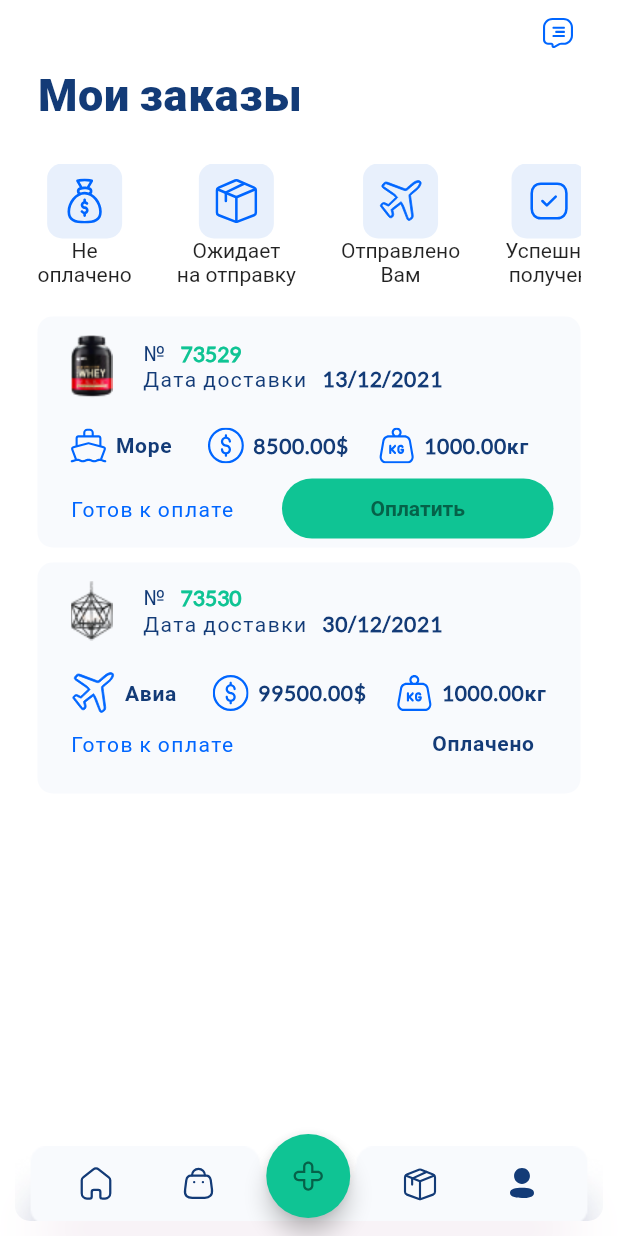
After one commit to VLshevchuk/project_From-USA, a Flutter app: the screen it shows after launch, item 3 of the bottom bar chosen, on a phone screen of 412 x 824 dp. The commit adds this screen. Run offline on Flutter 3.47's test engine with Material 2 defaults, Android fonts, the light colour scheme and no system bars; our stand-ins replace flutter_svg.

Commit message:
My parcels main

```diff
--- a/lib/help_widgets/app_bar_general_widget/app_bar_global.dart
+++ b/lib/help_widgets/app_bar_general_widget/app_bar_global.dart
@@ -3,16 +3,17 @@ import 'package:flutter_svg/flutter_svg.dart';
 
 class AppBarGlobal extends StatelessWidget implements PreferredSizeWidget {
   final Function()? backPage;
-  final String imageLeft;
+  final String? imageLeft;
   final Widget textWidget;
   final String imageRight;
   final Function()? svgButton;
   const AppBarGlobal(
       {required this.backPage,
-      required this.imageLeft,
       required this.textWidget,
       required this.imageRight,
       required this.svgButton,
+       this.imageLeft,
+
       super.key});
 
   @override
@@ -30,9 +31,11 @@ class AppBarGlobal extends StatelessWidget implements PreferredSizeWidget {
         children: [
           InkWell(
             onTap: backPage,
-            child: SvgPicture.asset(
-              imageLeft,
-            ),
+            child:
+            imageLeft!=null?
+             SvgPicture.asset(
+              imageLeft!,
+            ):SizedBox(),
           ),
           textWidget,
           IconButton(
--- a/lib/help_widgets/bottom_app_bar/bottom_app_bar_widget.dart
+++ b/lib/help_widgets/bottom_app_bar/bottom_app_bar_widget.dart
@@ -27,12 +27,19 @@ class BottomAppBarWidget extends StatelessWidget {
   @override
   Widget build(BuildContext context) {
     return Padding(
-      padding: const EdgeInsets.only(left: 10, right: 10),
+      padding: const EdgeInsets.only(left: 10, right: 10, bottom: 10),
       child: Container(
         height: 50,
         decoration: BoxDecoration(
           borderRadius: BorderRadius.circular(10.0),
-          color: Colors.white,
+          boxShadow: const [
+            BoxShadow(
+              color: Color.fromRGBO(119, 19, 94, 0.2),
+              offset: Offset(0, 30),
+              blurRadius: 30.0,
+              spreadRadius: -19,
+            ),
+          ],
           image: const DecorationImage(
             image: AssetImage("assetsBag/assetsImage/rectangle.png"),
             fit: BoxFit.cover,
--- a/lib/main.dart
+++ b/lib/main.dart
@@ -1,4 +1,5 @@
 import 'package:flutter/material.dart';
+import 'package:flutter/services.dart';
 import 'package:from_usa/pages/bag/product_selection/shadow_functions/making_delivery_only/Information_about_warehouses/information_about_warehouses.dart';
 import 'package:from_usa/pages/bag/product_selection/shadow_functions/making_apurchase_and_delivery/making_a_purchase_and_delivery.dart';
 import 'package:from_usa/pages/bag/product_selection/shadow_functions/making_delivery_only/add_estimated_cost.dart';
@@ -8,6 +9,7 @@ import 'package:from_usa/pages/bag/store_catalog_main_screen.dart';
 import 'package:from_usa/pages/informationPanel/panelScreenFirst/panelScreenTwo/panelScreenThree/panelScreenFour/panel_screen_four.dart';
 import 'package:from_usa/pages/path/to/globals.dart' as globals;
 import 'package:from_usa/pages/profile/profile_main.dart';
+import 'package:from_usa/pages/userAuthorization/welcomeFromUsaScreen/welcome_from_usa_screen.dart';
 
 import 'pages/bag/product_selection/shadow_functions/making_delivery_only/making_delivery_only.dart';
 import 'pages/home/delivery_main_screen.dart';
@@ -18,7 +20,8 @@ import 'pages/informationPanel/panelScreenFirst/panelScreenTwo/panelScreenThree/
 
 void main() {
   runApp(
-     const MaterialApp(
+  const  MaterialApp(
+      debugShowCheckedModeBanner: false,
       home: HomeScreen(),
     ),
   );
@@ -29,8 +32,14 @@ class HomeScreen extends StatelessWidget {
   @override
   Widget build(BuildContext context) {
     globals.updateScreenSize(context);
-    return const Scaffold(
-      body: ProfileMain(),
+    return const AnnotatedRegion<SystemUiOverlayStyle>(
+      value: SystemUiOverlayStyle(
+        statusBarColor: Colors.white,
+        systemNavigationBarColor: Colors.white,
+      ),
+      child: Scaffold(
+        body: DeliveryMainScreen(),
+      ),
     );
   }
 }
--- /dev/null
+++ b/lib/pages/box/my_parcels_main.dart
@@ -0,0 +1,375 @@
+import 'package:flutter/material.dart';
+import 'package:flutter_svg/flutter_svg.dart';
+import 'package:from_usa/help_widgets/app_bar_general_widget/app_bar_global.dart';
+import 'package:from_usa/help_widgets/bottom_app_bar/bottom_app_bar_widget.dart';
+import 'package:from_usa/help_widgets/bottom_app_bar/customfloating_action_button_location.dart';
+import 'package:from_usa/help_widgets/green_button.dart';
+import 'package:from_usa/pages/bag/store_catalog_main_screen.dart';
+import 'package:from_usa/pages/home/delivery_main_screen.dart';
+import 'package:from_usa/pages/profile/profile_main.dart';
+import 'package:from_usa/pages/path/to/globals.dart' as globals;
+
+class MyParcelsMain extends StatelessWidget {
+  const MyParcelsMain({super.key});
+
+  @override
+  Widget build(BuildContext context) {
+    return Scaffold(
+      floatingActionButton: FloatingActionButton(
+        onPressed: () {},
+        backgroundColor: const Color.fromRGBO(15, 196, 148, 1.0),
+        child: SvgPicture.asset("assetsDelivery/assetsSvg/+.svg"),
+      ),
+      floatingActionButtonLocation:
+          CustomFloatingActionButtonLocation(bottom: 68, left: 177.5),
+      bottomNavigationBar: BottomAppBar(
+        clipBehavior: Clip.none,
+        elevation: 0,
+        child: BottomAppBarWidget(
+          imageFirst: 'assetsBag/assetsSvg/notActivehome.svg',
+          imageTwo: "assetsDelivery/assetsSvg/bag.svg",
+          imageThree: "assets_profile/assetsSvg/box_bottom.svg",
+          imageFor: "assets_profile/assetsSvg/profile_bottom.svg",
+          onPressedFirst: () {
+            Navigator.push(
+              context,
+              MaterialPageRoute(
+                builder: (context) => const DeliveryMainScreen(),
+              ),
+            );
+          },
+          onPressedTwo: () {
+            Navigator.push(
+              context,
+              MaterialPageRoute(
+                builder: (context) => const StoreCatalog(),
+              ),
+            );
+          },
+          onPressedThree: () {},
+          onPressedFor: () {},
+        ),
+      ),
+      backgroundColor: Colors.white,
+      appBar: AppBarGlobal(
+        backPage: () {
+          Navigator.push(
+            context,
+            MaterialPageRoute(
+              builder: (context) => const ProfileMain(),
+            ),
+          );
+        },
+        textWidget: Text(
+          '',
+          style: globals.textStyleFW800WFFLatoFS20LS05,
+        ),
+        imageRight: 'assets_profile/assetsSvg/stroke7.svg',
+        svgButton: () {},
+      ),
+      body: Padding(
+        padding: const EdgeInsets.only(
+          left: 25.0,
+          right: 25.0,
+        ),
+        child: Column(
+          children: [
+            const Row(
+              children: [
+                Text(
+                  "Мои заказы",
+                  style: TextStyle(
+                    fontFamily: 'Lato',
+                    fontWeight: FontWeight.w800,
+                    fontSize: 30.0,
+                    letterSpacing: 0.5,
+                    color: Color.fromRGBO(19, 59, 119, 1),
+                  ),
+                ),
+              ],
+            ),
+            const SizedBox(
+              height: 28.0,
+            ),
+            SingleChildScrollView(
+              scrollDirection: Axis.horizontal,
+              child: Row(
+                children: [
+                  columnsIcons(
+                    "Не\nоплачено",
+                    'assets_profile/assetsSvg/moneybag7.svg',
+                  ),
+                  globals.sizedBoxWidth30px,
+                  columnsIcons(
+                    "Ожидает\nна отправку",
+                    'assets_profile/assetsSvg/box7.svg',
+                  ),
+                  globals.sizedBoxWidth30px,
+                  columnsIcons(
+                    "Отправлено\nВам",
+                    'assets_profile/assetsSvg/aeroplane7.svg',
+                  ),
+                  globals.sizedBoxWidth30px,
+                  columnsIcons(
+                    "Успешно\nполучен",
+                    'assets_profile/assetsSvg/okay7.svg',
+                  ),
+                  globals.sizedBoxWidth30px,
+                  columnsIcons(
+                    "Оставить\nотзыв",
+                    'assets_profile/assetsSvg/vector7.svg',
+                  ),
+                ],
+              ),
+            ),
+            globals.sizedBoxHeight20px,
+            ContainerContent(
+              image: "assets_profile/assetsImg/rectangle7.png",
+              numberOrder: "73529",
+              dataDeliver: "13/12/2021",
+              svgDelivery: "assets_profile/assetsSvg/ship7.svg",
+              svgMoney: "assets_profile/assetsSvg/dollar7.svg",
+              price: "8500.00\$",
+              svgWeight: "assets_profile/assetsSvg/weight7.svg",
+              statusOrder: "Готов к оплате",
+              selectDelivery: "Море",
+              statusButton: Expanded(
+                child: Container(
+                  margin: const EdgeInsets.only(right: 16.0),
+                  height: 40.0,
+                  decoration: BoxDecoration(
+                    borderRadius: BorderRadius.circular(
+                      24.0,
+                    ),
+                    color: const Color.fromRGBO(15, 196, 148, 1),
+                  ),
+                  child: Center(
+                    child: InkWell(
+                      onTap: () {},
+                      child: const Text(
+                        'Оплатить',
+                        style: TextStyle(
+                          fontFamily: 'Lato',
+                          fontWeight: FontWeight.w700,
+                          fontSize: 14.0,
+                          color: Color.fromRGBO(5, 98, 73, 1.0),
+                        ),
+                      ),
+                    ),
+                  ),
+                ),
+              ),
+            ),
+            globals.sizedBoxHeight10px,
+            ContainerContent(
+              image: "assets_profile/assetsImg/imageСhandelier7.png",
+              numberOrder: "73530",
+              dataDeliver: "30/12/2021",
+              svgDelivery: "assets_profile/assetsSvg/aeroplane7.svg",
+              svgMoney: "assets_profile/assetsSvg/dollar7.svg",
+              price: "99500.00\$",
+              svgWeight: "assets_profile/assetsSvg/weight7.svg",
+              statusOrder: "Готов к оплате",
+              selectDelivery: "Авиа",
+              statusButton: Padding(
+                padding: const EdgeInsets.only(
+                  left: 100.0,
+                ),
+                child: Text(
+                  'Оплачено',
+                  style: globals.textStyleFW700WFFLatoFS14LS05,
+                ),
+              ),
+            ),
+          ],
+        ),
+      ),
+    );
+  }
+}
+
+Widget columnsIcons(String text, String svg) {
+  return Column(
+    children: [
+      Container(
+        height: 50,
+        width: 50,
+        decoration: BoxDecoration(
+          borderRadius: BorderRadius.circular(
+            10.0,
+          ),
+          color: const Color.fromRGBO(232, 240, 252, 1),
+        ),
+        child: SvgPicture.asset(
+          svg,
+          fit: BoxFit.scaleDown,
+        ),
+      ),
+      Text(
+        text,
+        textAlign: TextAlign.center,
+      ),
+    ],
+  );
+}
+
+class ContainerContent extends StatelessWidget {
+  final String image;
+  final String numberOrder;
+  final String dataDeliver;
+
+  final String svgDelivery;
+
+  final String selectDelivery;
+  final String svgMoney;
+  final String price;
+  final String svgWeight;
+
+  final String statusOrder;
+  final Widget statusButton;
+  const ContainerContent({
+    super.key,
+    required this.image,
+    required this.numberOrder,
+    required this.dataDeliver,
+    required this.svgDelivery,
+    required this.selectDelivery,
+    required this.svgMoney,
+    required this.price,
+    required this.svgWeight,
+    required this.statusOrder,
+    required this.statusButton,
+  });
+
+  @override
+  Widget build(BuildContext context) {
+    return Container(
+      height: 154,
+      decoration: BoxDecoration(
+        borderRadius: BorderRadius.circular(
+          10.0,
+        ),
+        border: Border.all(
+          width: 2.0,
+          color: const Color.fromRGBO(248, 250, 253, 1),
+        ),
+        color: const Color.fromRGBO(248, 250, 253, 1),
+      ),
+      child: Padding(
+        padding: const EdgeInsets.only(
+          left: 20.0,
+          top: 10.0,
+        ),
+        child: Column(
+          children: [
+            Row(
+              children: [
+                Image.asset(image),
+                Padding(
+                  padding: const EdgeInsets.only(
+                    left: 20.0,
+                  ),
+                  child: Column(
+                    crossAxisAlignment: CrossAxisAlignment.start,
+                    children: [
+                      Row(
+                        children: [
+                          Text(
+                            "№",
+                            style: globals.textStyleFW400WFFLatoFS14LS1,
+                          ),
+                          globals.sizedBoxWidth10px,
+                          Text(
+                            numberOrder,
+                            style: const TextStyle(
+                              fontFamily: "Lato",
+                              fontWeight: FontWeight.w700,
+                              fontSize: 14.0,
+                              color: Color.fromRGBO(15, 196, 148, 1),
+                            ),
+                          ),
+                        ],
+                      ),
+                      Row(
+                        children: [
+                          Text(
+                            "Дата доставки",
+                            style: globals.textStyleFW400WFFLatoFS14LS1,
+                          ),
+                          globals.sizedBoxWidth10px,
+                          Text(
+                            dataDeliver,
+                            style: globals.textStyleFW700WFFLatoFS14LS05,
+                          ),
+                        ],
+                      ),
+                    ],
+                  ),
+                ),
+              ],
+            ),
+            globals.sizedBoxHeight20px,
+            Row(
+              children: [
+                SvgPicture.asset(
+                  svgDelivery,
+                ),
+                const SizedBox(
+                  width: 6.0,
+                ),
+                Text(
+                  selectDelivery,
+                  style: globals.textStyleFW700WFFLatoFS14LS05,
+                ),
+                const SizedBox(
+                  width: 24.0,
+                ),
+                SvgPicture.asset(
+                  svgMoney,
+                ),
+                const SizedBox(
+                  width: 6.0,
+                ),
+                Text(
+                  price,
+                  style: globals.textStyleFW700WFFLatoFS14LS05,
+                ),
+                globals.sizedBoxWidth20px,
+                SvgPicture.asset(
+                  svgWeight,
+                ),
+                const SizedBox(
+                  width: 6.0,
+                ),
+                Text(
+                  "1000.00кг",
+                  style: globals.textStyleFW700WFFLatoFS14LS05,
+                ),
+              ],
+            ),
+            const SizedBox(
+              height: 10,
+            ),
+            Row(
+              children: [
+                Text(
+                  statusOrder,
+                  style: const TextStyle(
+                    fontFamily: "Lato",
+                    fontWeight: FontWeight.w400,
+                    letterSpacing: 1.0,
+                    color: Color.fromRGBO(0, 102, 255, 1),
+                  ),
+                ),
+                const SizedBox(
+                  width: 32.0,
+                ),
+                statusButton,
+              ],
+            ),
+          ],
+        ),
+      ),
+    );
+  }
+}
--- a/lib/pages/home/delivery_main_screen.dart
+++ b/lib/pages/home/delivery_main_screen.dart
@@ -5,6 +5,7 @@ import 'package:from_usa/help_widgets/bottom_app_bar/customfloating_action_butto
 import 'package:from_usa/help_widgets/row_widget.dart';
 import 'package:from_usa/help_widgets/text_widget.dart';
 import 'package:from_usa/pages/bag/store_catalog_main_screen.dart';
+import 'package:from_usa/pages/box/my_parcels_main.dart';
 import 'package:from_usa/pages/home/function_delivery_only/function_delivery_only.dart';
 import 'package:from_usa/pages/home/function_delivery_rates/function_delivery_rates.dart';
 import 'package:from_usa/pages/home/function_purchase_and_delivery/function_purchase_and_delivery.dart';
@@ -22,7 +23,9 @@ class DeliveryMainScreen extends StatelessWidget {
       floatingActionButton: FloatingActionButton(
         onPressed: () {},
         backgroundColor: const Color.fromRGBO(15, 196, 148, 1.0),
-        child: SvgPicture.asset("assetsDelivery/assetsSvg/+.svg"),
+        child: SvgPicture.asset(
+          "assetsDelivery/assetsSvg/+.svg",
+        ),
       ),
       bottomNavigationBar: BottomAppBar(
         clipBehavior: Clip.none,
@@ -41,7 +44,14 @@ class DeliveryMainScreen extends StatelessWidget {
               ),
             );
           },
-          onPressedThree: () {},
+          onPressedThree: () {
+            Navigator.push(
+              context,
+              MaterialPageRoute(
+                builder: (context) => const MyParcelsMain(),
+              ),
+            );
+          },
           onPressedFor: () {
             Navigator.push(
               context,
@@ -58,6 +68,7 @@ class DeliveryMainScreen extends StatelessWidget {
       ),
       body: Padding(
         padding: const EdgeInsets.only(left: 25.0, right: 25.0),
+        child: SingleChildScrollView(
           child: Column(
             children: [
               globals.sizedBoxHeight60px,
@@ -75,7 +86,6 @@ class DeliveryMainScreen extends StatelessWidget {
                     color: Color.fromRGBO(20, 63, 126, 1),
                     letterSpacing: 0.5,
                   ),
-                // const Spacer(),
                   SvgPicture.asset(
                     "assetsDelivery/assetsSvg/vectorD.svg",
                   ),
@@ -94,7 +104,9 @@ class DeliveryMainScreen extends StatelessWidget {
                     letterSpacing: 0.5,
                   ),
                   Padding(
-                  padding: EdgeInsets.only(top: 3.0),
+                    padding: EdgeInsets.only(
+                      top: 3.0,
+                    ),
                     child: TextWidgets(
                       text: '358.93 \$:',
                       fontFamily: "Opens",
@@ -105,7 +117,9 @@ class DeliveryMainScreen extends StatelessWidget {
                     ),
                   ),
                   Padding(
-                  padding: EdgeInsets.only(top: 3.0),
+                    padding: EdgeInsets.only(
+                      top: 3.0,
+                    ),
                     child: TextWidgets(
                       text: '\\11157 грн',
                       fontFamily: "Opens",
@@ -121,7 +135,9 @@ class DeliveryMainScreen extends StatelessWidget {
               Container(
                 height: 80,
                 decoration: BoxDecoration(
-                borderRadius: BorderRadius.circular(10),
+                  borderRadius: BorderRadius.circular(
+                    10,
+                  ),
                   color: const Color.fromRGBO(248, 250, 253, 1),
                 ),
                 child: Row(
@@ -166,7 +182,9 @@ class DeliveryMainScreen extends StatelessWidget {
               Container(
                 height: 80,
                 decoration: BoxDecoration(
-                borderRadius: BorderRadius.circular(10),
+                  borderRadius: BorderRadius.circular(
+                    10,
+                  ),
                   color: const Color.fromRGBO(248, 250, 253, 1),
                 ),
                 child: Row(
@@ -296,6 +314,7 @@ class DeliveryMainScreen extends StatelessWidget {
             ],
           ),
         ),
+      ),
     );
   }
 }
--- a/lib/pages/path/to/globals.dart
+++ b/lib/pages/path/to/globals.dart
@@ -54,6 +54,14 @@ TextStyle textStyleFW700WFFLatoFS16LS05 = const TextStyle(
   color: Color.fromRGBO(19, 59, 119, 1),
 );
 
+TextStyle textStyleFW700WFFLatoFS14LS05 = const TextStyle(
+  fontWeight: FontWeight.w700,
+  fontFamily: 'Lato',
+  fontSize: 14.0,
+  letterSpacing: 0.5,
+  color: Color.fromRGBO(19, 59, 119, 1),
+);
+
 TextStyle textStyleFW400WFFLatoFS14LS1 = const TextStyle(
   fontWeight: FontWeight.w400,
   fontFamily: 'Lato',
```
Also changed, not shown: lib/pages/profile/subscreens_profile/finance_function/finance_profile.dart (+3 -5 lines), pubspec.yaml (+20 -0 lines), assets_profile/assetsImg/imageСhandelier7.png (added), assets_profile/assetsImg/rectangle7.png (added), assets_profile/assetsSvg/aeroplane7.svg (added), assets_profile/assetsSvg/box7.svg (added), assets_profile/assetsSvg/dollar7.svg (added), assets_profile/assetsSvg/moneybag7.svg (added), assets_profile/assetsSvg/okay7.svg (added), assets_profile/assetsSvg/ship7.svg (added), assets_profile/assetsSvg/vector7.svg (added), assets_profile/assetsSvg/weight7.svg (added). Lines whose indentation alone changed are shown as unchanged.
